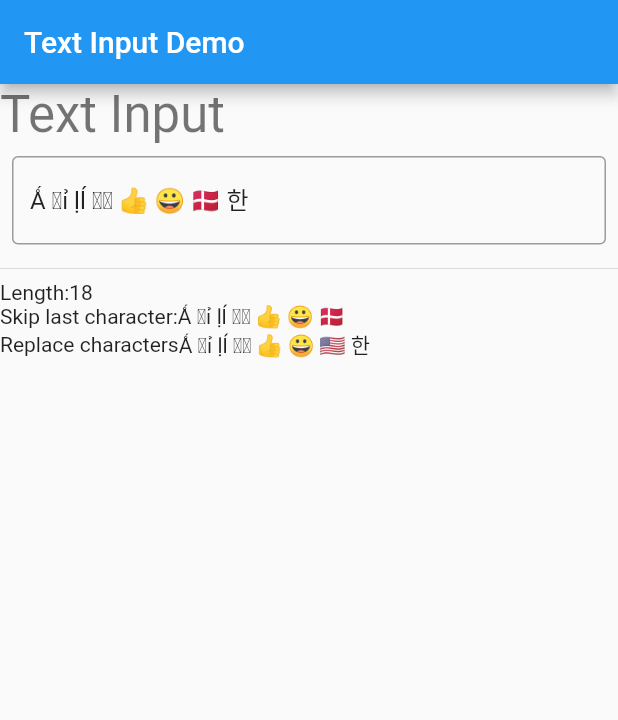
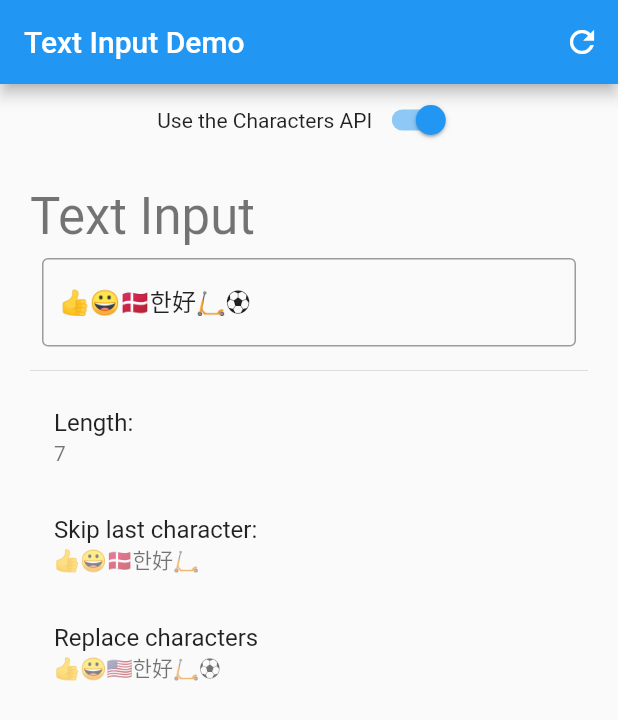
Before and after one commit to InMatrix/text_input_demo, a Flutter app: the screen it shows after launch, on a phone screen of 412 x 824 dp. Shown: the top 720 px of the screen. Run offline on Flutter 3.47's test engine with Material 2 defaults, Android fonts, the phone set to English and light mode, and no system bars.

Commit message:
Add characters API toggle

```diff
--- a/lib/main.dart
+++ b/lib/main.dart
@@ -1,5 +1,5 @@
+import 'package:characters/characters.dart';
 import 'package:flutter/material.dart';
-import 'package:characters/characters.dart';
 
 void main() => runApp(MyApp());
 
@@ -28,9 +28,10 @@ class MyHomePage extends StatefulWidget {
 
 class _MyHomePageState extends State<MyHomePage> {
   final _controller = TextEditingController();
+  var _useCharactersAPI = true;
 
   void initState() {
-    _controller.text = "Ǻ Ɐỉ ḷĺ ƕⱶ 👍 😀 🇩🇰 한";
+    _controller.text = "👍😀🇩🇰한好🛴⚽️";
     super.initState();
   }
 
@@ -45,14 +46,71 @@ class _MyHomePageState extends State<MyHomePage> {
     });
   }
 
+  int _countCharacters(String input, bool useCharactersAPI) {
+    if (useCharactersAPI) {
+      return Characters(input).length;
+    } else {
+      return input.length;
+    }
+  }
+
+  String _skipLastCharacter(String input, bool useCharactersAPI) {
+    if (useCharactersAPI) {
+      return Characters(input).skipLast(1).toString();
+    } else {
+      return input.substring(0, input.length - 1);
+    }
+  }
+
+  String _replaceCharacters(String input, bool useCharactersAPI) {
+    if (useCharactersAPI) {
+      return Characters(_controller.text)
+          .replaceAll(Characters('🇩🇰'), Characters('🇺🇸'))
+          .toString();
+    } else {
+      return input.replaceAll(new RegExp(r'🇩🇰'), '🇺🇸');
+    }
+  }
+
   @override
   Widget build(BuildContext context) {
     return Scaffold(
       appBar: AppBar(
         title: Text(widget.title),
+        actions: <Widget>[
+          IconButton(
+            icon: Icon(Icons.refresh),
+            onPressed: () {
+              initState();
+            },
+          )
+        ],
       ),
-      body: Center(
+      body: Column(
+        children: <Widget>[
+          Row(
+            mainAxisAlignment: MainAxisAlignment.center,
+            children: <Widget>[
+              Text("Use the Characters API"),
+              Switch(
+                value: _useCharactersAPI,
+                onChanged: (isSwitchOn) {
+                  if (isSwitchOn) {
+                    setState(() {
+                      _useCharactersAPI = true;
+                    });
+                  } else {
+                    setState(() {
+                      _useCharactersAPI = false;
+                    });
+                  }
+                },
+              ),
+            ],
+          ),
+          Expanded(
             child: ListView(
+              padding: EdgeInsets.all(20),
               children: <Widget>[
                 Text("Text Input", style: Theme.of(context).textTheme.display1),
                 Padding(
@@ -66,29 +124,25 @@ class _MyHomePageState extends State<MyHomePage> {
                   ),
                 ),
                 Divider(),
-            Row(
-              children: <Widget>[
-                Text("Length:"),
-                Text("${Characters(_controller.text).length}"),
+                ListTile(
+                  title: Text("Length:"),
+                  subtitle: Text(
+                      "${_countCharacters(_controller.text, _useCharactersAPI)}"),
+                ),
+                ListTile(
+                  title: Text("Skip last character:"),
+                  subtitle: Text(
+                      "${_skipLastCharacter(_controller.text, _useCharactersAPI)}"),
+                ),
+                ListTile(
+                  title: Text("Replace characters"),
+                  subtitle: Text(
+                      "${_replaceCharacters(_controller.text, _useCharactersAPI)}"),
+                )
               ],
             ),
-            Row(
-              children: <Widget>[
-                Text("Skip last character:"),
-                Text("${Characters(_controller.text).skipLast(1)}"),
-              ],
-            ),
-            Row(
-              children: <Widget>[
-                Text("Replace characters"),
-                Text("${Characters(_controller.text).replaceAll(
-                  Characters('🇩🇰'),
-                  Characters('🇺🇸'),
-                )}"),
-              ],
           ),
         ],
-        ),
       ),
     );
   }
```
Lines whose indentation alone changed are shown as unchanged.
